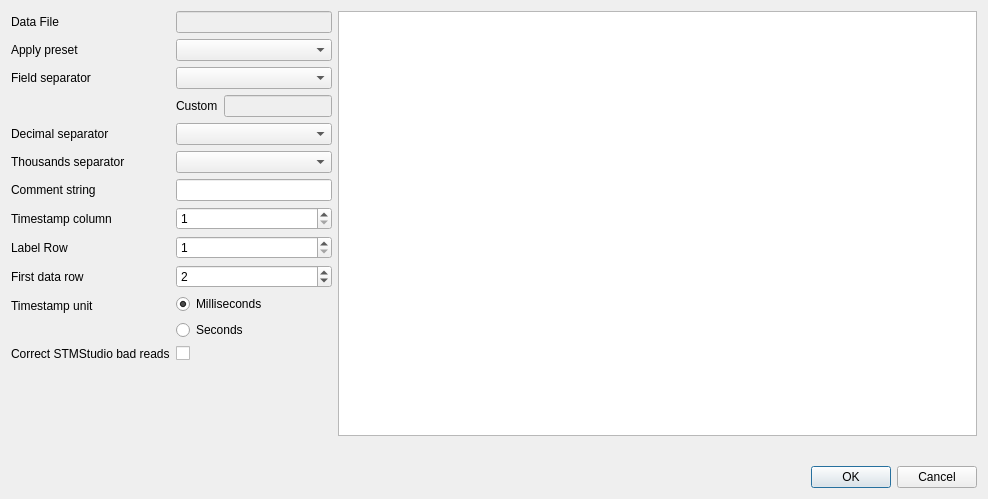
Old version of the form src/dialogs/parsedatafiledialog.ui in the repository ModbusScope/ModbusScope.
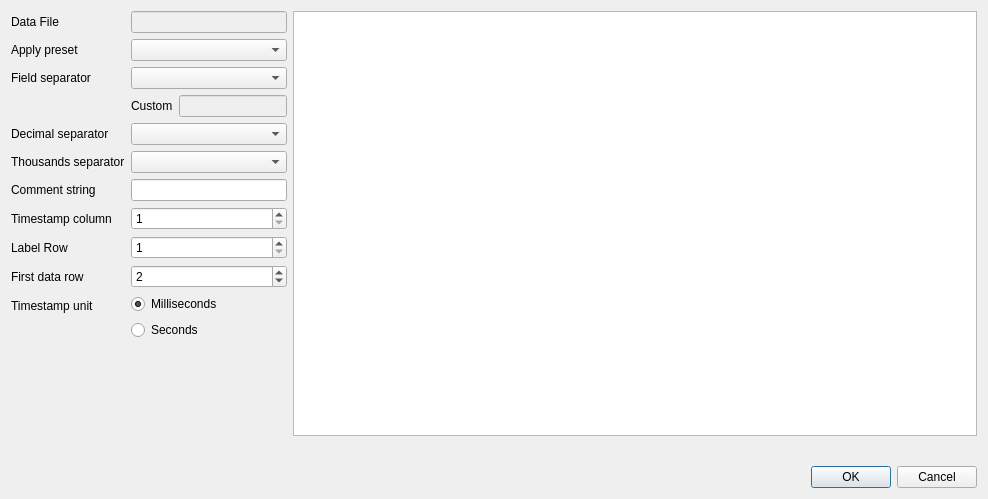
New version of the form.

Commit message: Remove STMStudio data fixing during import

Diff of the .ui file:
```diff
--- a/src/dialogs/parsedatafiledialog.ui
+++ b/src/dialogs/parsedatafiledialog.ui
@@ -170,20 +170,6 @@
          </property>
         </widget>
        </item>
-       <item row="16" column="0">
-        <widget class="QLabel" name="label_14">
-         <property name="text">
-          <string>Correct STMStudio bad reads</string>
-         </property>
-        </widget>
-       </item>
-       <item row="16" column="1">
-        <widget class="QCheckBox" name="checkStmStudioCorrection">
-         <property name="text">
-          <string/>
-         </property>
-        </widget>
-       </item>
        <item row="15" column="1">
         <layout class="QVBoxLayout" name="verticalLayout_2">
          <item>
```
Left out of the diff: 1 changed line with no effect on the pictures. The commit also changes 13 other files.
